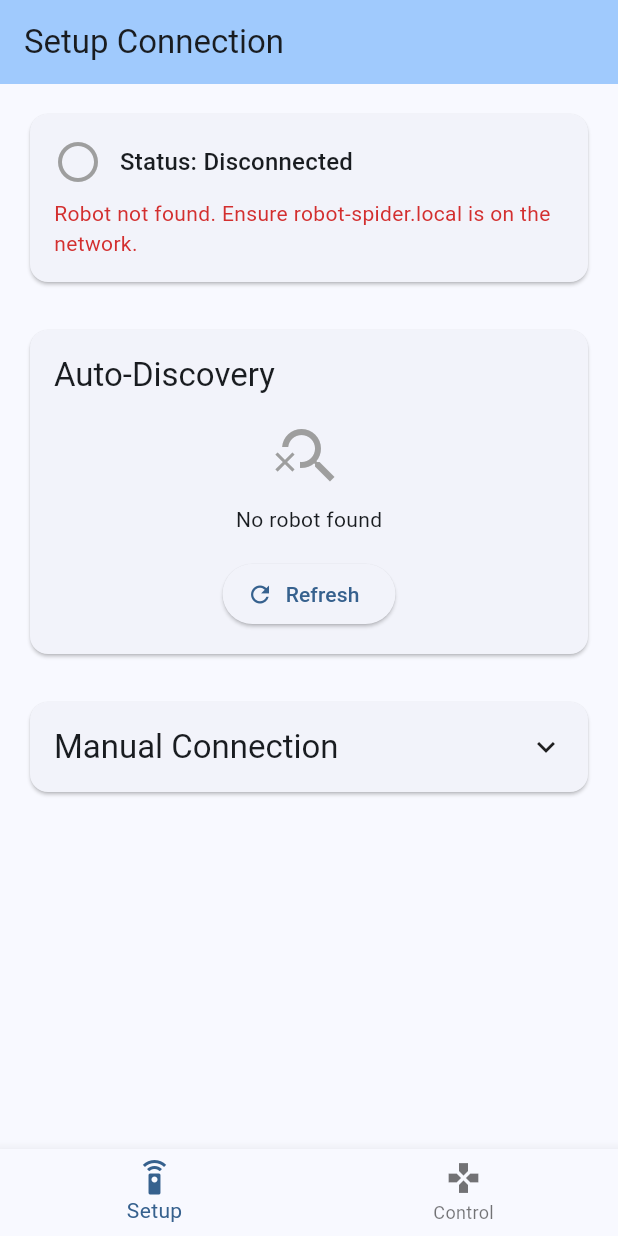
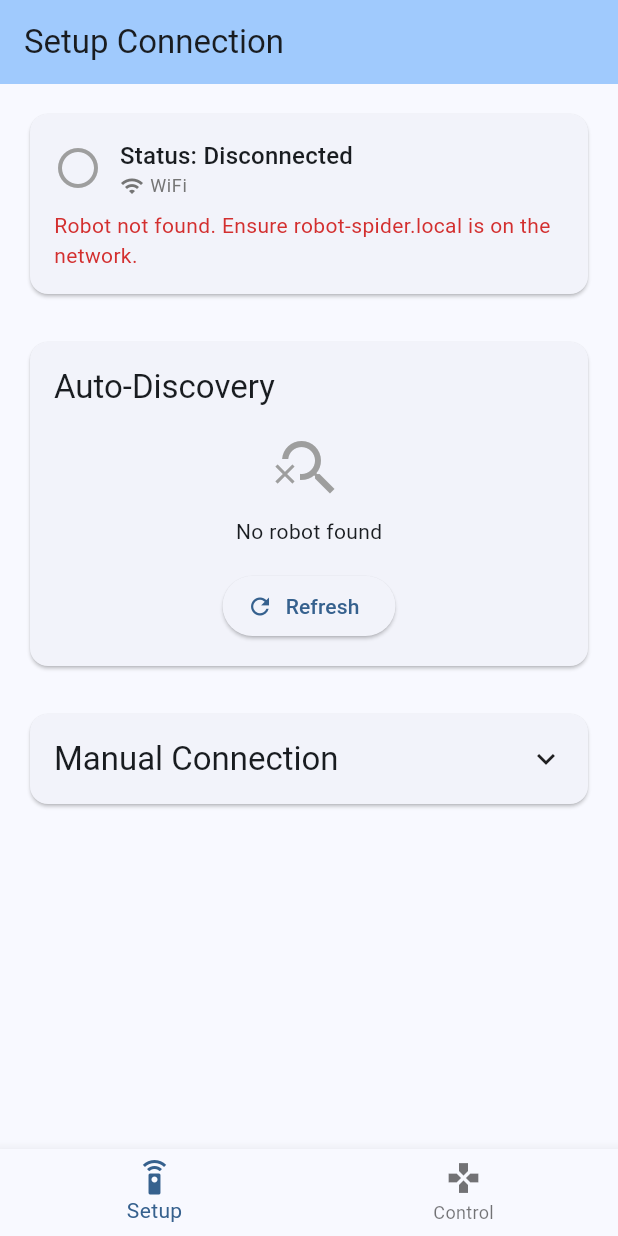
Before and after one commit to esumerfd/robot-spider-control, a Flutter app: the screen it shows after launch, on a phone screen of 412 x 824 dp. Run offline on Flutter 3.47's test engine with Material 3 defaults, Android fonts, the phone set to English and light mode, and no system bars; our stand-ins replace flutter_bluetooth_serial, multicast_dns, permission_handler.

Commit message:
Phase 3: Update UI for connection type awareness
Added connection type indicators to SetupScreen:
- Display WiFi or Bluetooth icon in status card
- Show connection type label (WiFi/Bluetooth)
- Dynamic discovery messages based on connection type
- WiFi: "Searching for robot-spider.local..."
- Bluetooth: "Searching for Bluetooth device..."

UI now clearly shows which connection method is being used.

Co-Authored-By: Claude Sonnet 4.5 <noreply@anthropic.com>

```diff
--- a/lib/screens/setup_screen.dart
+++ b/lib/screens/setup_screen.dart
@@ -2,6 +2,7 @@ import 'package:flutter/material.dart';
 import 'package:provider/provider.dart';
 import '../providers/robot_connection_provider.dart';
 import '../models/connection_status.dart';
+import '../services/connection_factory.dart';
 
 /// Setup screen for discovering and connecting to the hexapod robot
 class SetupScreen extends StatefulWidget {
@@ -95,6 +96,26 @@ class _SetupScreenState extends State<SetupScreen> {
                         'Status: ${provider.connectionStatus.displayText}',
                         style: Theme.of(context).textTheme.titleMedium,
                       ),
+                      Row(
+                        children: [
+                          Icon(
+                            provider.connectionType == ConnectionType.wifi
+                                ? Icons.wifi
+                                : Icons.bluetooth,
+                            size: 16,
+                            color: Colors.grey[600],
+                          ),
+                          const SizedBox(width: 4),
+                          Text(
+                            provider.connectionType == ConnectionType.wifi
+                                ? 'WiFi'
+                                : 'Bluetooth',
+                            style: Theme.of(context).textTheme.bodySmall?.copyWith(
+                              color: Colors.grey[600],
+                            ),
+                          ),
+                        ],
+                      ),
                       if (provider.connectedDevice != null)
                         Text(
                           'Connected to ${provider.connectedDevice!.ipAddress}',
@@ -131,12 +152,16 @@ class _SetupScreenState extends State<SetupScreen> {
             ),
             const SizedBox(height: 16),
             if (provider.isDiscovering)
-              const Center(
+              Center(
                 child: Column(
                   children: [
-                    CircularProgressIndicator(),
-                    SizedBox(height: 8),
-                    Text('Searching for robot-spider.local...'),
+                    const CircularProgressIndicator(),
+                    const SizedBox(height: 8),
+                    Text(
+                      provider.connectionType == ConnectionType.wifi
+                          ? 'Searching for robot-spider.local...'
+                          : 'Searching for Bluetooth device...',
+                    ),
                   ],
                 ),
               )
```
